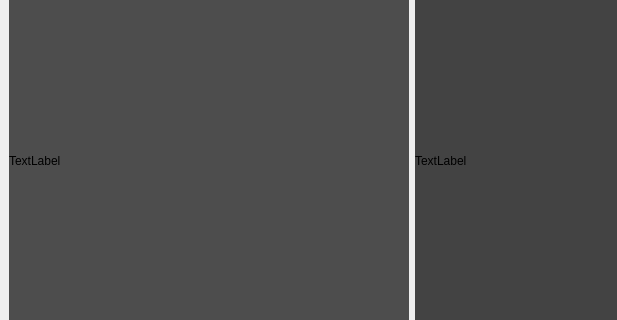
Above: main.ui from Muhannad159/Face-Detection-And-Recognition before the change; both pictures show x 0 to 617 and y 128 to 448 of the 824 by 627 pixel window. Below: the same form after it.
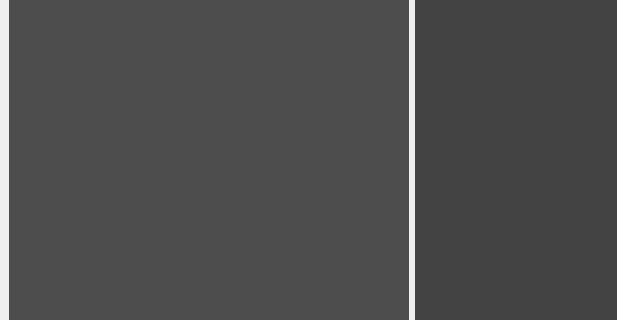
That is the form after the change.

```diff
--- a/main.ui
+++ b/main.ui
@@ -63,7 +63,7 @@
            <string notr="true">background-color: rgb(77, 77, 77);</string>
           </property>
           <property name="text">
-           <string>TextLabel</string>
+           <string/>
           </property>
          </widget>
         </item>
@@ -98,7 +98,7 @@
            <string notr="true">background-color: rgb(67, 67, 67);</string>
           </property>
           <property name="text">
-           <string>TextLabel</string>
+           <string/>
           </property>
          </widget>
         </item>
```
